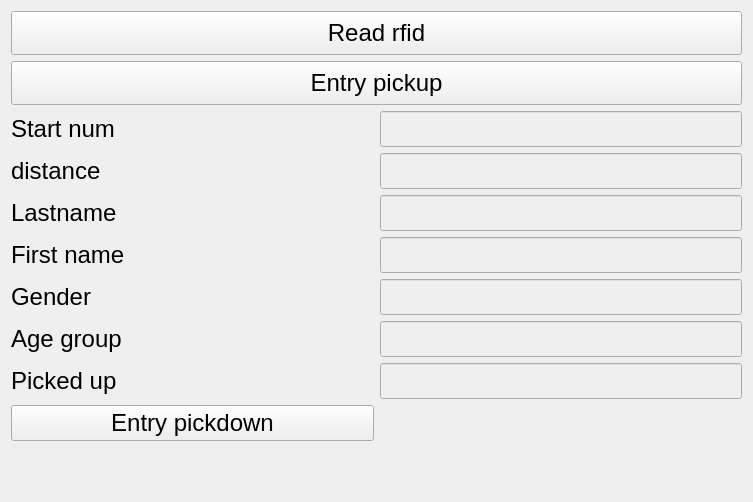
This is src/views/entrypickup/entrypickup.ui in stivehu/um3 as Qt 5 draws it before an edit. The edited form follows.
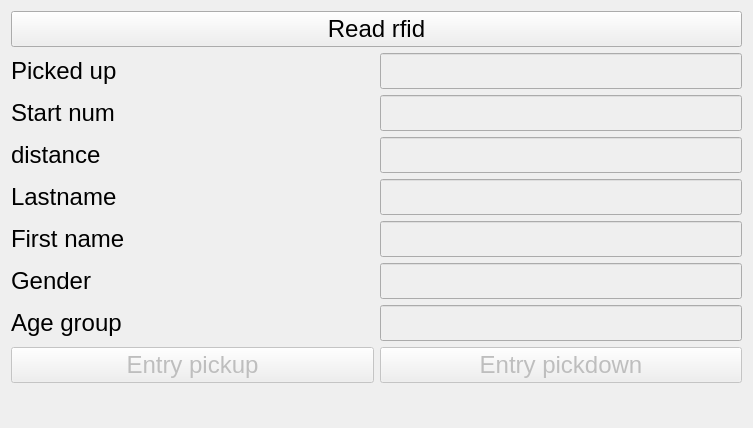
This is the edited form.

```diff
--- a/src/views/entrypickup/entrypickup.ui
+++ b/src/views/entrypickup/entrypickup.ui
@@ -10,7 +10,7 @@
     <x>0</x>
     <y>0</y>
     <width>753</width>
-    <height>502</height>
+    <height>426</height>
    </rect>
   </property>
   <property name="windowTitle">
@@ -38,31 +38,28 @@
      </property>
     </widget>
    </item>
-   <item>
-    <widget class="QPushButton" name="entryPickupPushButton">
-     <property name="sizePolicy">
-      <sizepolicy hsizetype="Expanding" vsizetype="Expanding">
-       <horstretch>0</horstretch>
-       <verstretch>0</verstretch>
-      </sizepolicy>
-     </property>
-     <property name="font">
-      <font>
-       <pointsize>18</pointsize>
-      </font>
-     </property>
-     <property name="text">
-      <string>Entry pickup</string>
-     </property>
-     <property name="shortcut">
-      <string>Ctrl+A</string>
-     </property>
-    </widget>
-   </item>
    <item>
     <layout class="QGridLayout" name="gridLayout">
-     <item row="1" column="1">
-      <widget class="QLineEdit" name="distanceLineEdit">
+     <item row="4" column="0">
+      <widget class="QLabel" name="lastnameLabel">
+       <property name="sizePolicy">
+        <sizepolicy hsizetype="Expanding" vsizetype="Expanding">
+         <horstretch>0</horstretch>
+         <verstretch>0</verstretch>
+        </sizepolicy>
+       </property>
+       <property name="font">
+        <font>
+         <pointsize>18</pointsize>
+        </font>
+       </property>
+       <property name="text">
+        <string>Lastname</string>
+       </property>
+      </widget>
+     </item>
+     <item row="8" column="1">
+      <widget class="QLineEdit" name="agegroupLineEdit">
        <property name="enabled">
         <bool>false</bool>
        </property>
@@ -82,7 +79,76 @@
        </property>
       </widget>
      </item>
-     <item row="6" column="0">
+     <item row="7" column="1">
+      <widget class="QLineEdit" name="genderLineEdit">
+       <property name="enabled">
+        <bool>false</bool>
+       </property>
+       <property name="sizePolicy">
+        <sizepolicy hsizetype="Expanding" vsizetype="Expanding">
+         <horstretch>0</horstretch>
+         <verstretch>0</verstretch>
+        </sizepolicy>
+       </property>
+       <property name="font">
+        <font>
+         <pointsize>18</pointsize>
+        </font>
+       </property>
+       <property name="styleSheet">
+        <string notr="true">color: rgb(0, 0, 0);</string>
+       </property>
+      </widget>
+     </item>
+     <item row="11" column="0">
+      <widget class="QPushButton" name="entryPickupPushButton">
+       <property name="enabled">
+        <bool>false</bool>
+       </property>
+       <property name="sizePolicy">
+        <sizepolicy hsizetype="Expanding" vsizetype="Expanding">
+         <horstretch>0</horstretch>
+         <verstretch>0</verstretch>
+        </sizepolicy>
+       </property>
+       <property name="font">
+        <font>
+         <pointsize>18</pointsize>
+        </font>
+       </property>
+       <property name="text">
+        <string>Entry pickup</string>
+       </property>
+       <property name="shortcut">
+        <string>Ctrl+A</string>
+       </property>
+      </widget>
+     </item>
+     <item row="11" column="1">
+      <widget class="QPushButton" name="entryPickdownPushButton">
+       <property name="enabled">
+        <bool>false</bool>
+       </property>
+       <property name="sizePolicy">
+        <sizepolicy hsizetype="Expanding" vsizetype="Expanding">
+         <horstretch>0</horstretch>
+         <verstretch>0</verstretch>
+        </sizepolicy>
+       </property>
+       <property name="font">
+        <font>
+         <pointsize>18</pointsize>
+        </font>
+       </property>
+       <property name="styleSheet">
+        <string notr="true"/>
+       </property>
+       <property name="text">
+        <string>Entry pickdown</string>
+       </property>
+      </widget>
+     </item>
+     <item row="8" column="0">
       <widget class="QLabel" name="agegroupLabel">
        <property name="sizePolicy">
         <sizepolicy hsizetype="Expanding" vsizetype="Expanding">
@@ -100,7 +166,7 @@
        </property>
       </widget>
      </item>
-     <item row="2" column="1">
+     <item row="4" column="1">
       <widget class="QLineEdit" name="lastnameLineEdit">
        <property name="enabled">
         <bool>false</bool>
@@ -122,6 +188,24 @@
       </widget>
      </item>
      <item row="3" column="0">
+      <widget class="QLabel" name="distanceLabel">
+       <property name="sizePolicy">
+        <sizepolicy hsizetype="Expanding" vsizetype="Expanding">
+         <horstretch>0</horstretch>
+         <verstretch>0</verstretch>
+        </sizepolicy>
+       </property>
+       <property name="font">
+        <font>
+         <pointsize>18</pointsize>
+        </font>
+       </property>
+       <property name="text">
+        <string>distance</string>
+       </property>
+      </widget>
+     </item>
+     <item row="5" column="0">
       <widget class="QLabel" name="firstnameLabel">
        <property name="sizePolicy">
         <sizepolicy hsizetype="Expanding" vsizetype="Expanding">
@@ -139,25 +223,7 @@
        </property>
       </widget>
      </item>
-     <item row="2" column="0">
-      <widget class="QLabel" name="lastnameLabel">
-       <property name="sizePolicy">
-        <sizepolicy hsizetype="Expanding" vsizetype="Expanding">
-         <horstretch>0</horstretch>
-         <verstretch>0</verstretch>
-        </sizepolicy>
-       </property>
-       <property name="font">
-        <font>
-         <pointsize>18</pointsize>
-        </font>
-       </property>
-       <property name="text">
-        <string>Lastname</string>
-       </property>
-      </widget>
-     </item>
-     <item row="5" column="0">
+     <item row="7" column="0">
       <widget class="QLabel" name="genderLabel">
        <property name="sizePolicy">
         <sizepolicy hsizetype="Expanding" vsizetype="Expanding">
@@ -175,8 +241,8 @@
        </property>
       </widget>
      </item>
-     <item row="8" column="1">
-      <widget class="QLineEdit" name="pickedupLineEdit">
+     <item row="5" column="1">
+      <widget class="QLineEdit" name="firstnameLineEdit">
        <property name="enabled">
         <bool>false</bool>
        </property>
@@ -196,8 +262,8 @@
        </property>
       </widget>
      </item>
-     <item row="0" column="1">
-      <widget class="QLineEdit" name="startnumLineEdit">
+     <item row="3" column="1">
+      <widget class="QLineEdit" name="distanceLineEdit">
        <property name="enabled">
         <bool>false</bool>
        </property>
@@ -218,24 +284,6 @@
       </widget>
      </item>
      <item row="1" column="0">
-      <widget class="QLabel" name="distanceLabel">
-       <property name="sizePolicy">
-        <sizepolicy hsizetype="Expanding" vsizetype="Expanding">
-         <horstretch>0</horstretch>
-         <verstretch>0</verstretch>
-        </sizepolicy>
-       </property>
-       <property name="font">
-        <font>
-         <pointsize>18</pointsize>
-        </font>
-       </property>
-       <property name="text">
-        <string>distance</string>
-       </property>
-      </widget>
-     </item>
-     <item row="8" column="0">
       <widget class="QLabel" name="pickedupLabel">
        <property name="sizePolicy">
         <sizepolicy hsizetype="Expanding" vsizetype="Expanding">
@@ -253,28 +301,7 @@
        </property>
       </widget>
      </item>
-     <item row="3" column="1">
-      <widget class="QLineEdit" name="firstnameLineEdit">
-       <property name="enabled">
-        <bool>false</bool>
-       </property>
-       <property name="sizePolicy">
-        <sizepolicy hsizetype="Expanding" vsizetype="Expanding">
-         <horstretch>0</horstretch>
-         <verstretch>0</verstretch>
-        </sizepolicy>
-       </property>
-       <property name="font">
-        <font>
-         <pointsize>18</pointsize>
-        </font>
-       </property>
-       <property name="styleSheet">
-        <string notr="true">color: rgb(0, 0, 0);</string>
-       </property>
-      </widget>
-     </item>
-     <item row="0" column="0">
+     <item row="2" column="0">
       <widget class="QLabel" name="startNumLabel">
        <property name="sizePolicy">
         <sizepolicy hsizetype="Expanding" vsizetype="Expanding">
@@ -292,8 +319,8 @@
        </property>
       </widget>
      </item>
-     <item row="6" column="1">
-      <widget class="QLineEdit" name="agegroupLineEdit">
+     <item row="1" column="1">
+      <widget class="QLineEdit" name="pickedupLineEdit">
        <property name="enabled">
         <bool>false</bool>
        </property>
@@ -313,8 +340,8 @@
        </property>
       </widget>
      </item>
-     <item row="5" column="1">
-      <widget class="QLineEdit" name="genderLineEdit">
+     <item row="2" column="1">
+      <widget class="QLineEdit" name="startnumLineEdit">
        <property name="enabled">
         <bool>false</bool>
        </property>
@@ -334,27 +361,6 @@
        </property>
       </widget>
      </item>
-     <item row="9" column="0">
-      <widget class="QPushButton" name="entryPickdownPushButton">
-       <property name="sizePolicy">
-        <sizepolicy hsizetype="Expanding" vsizetype="Expanding">
-         <horstretch>0</horstretch>
-         <verstretch>0</verstretch>
-        </sizepolicy>
-       </property>
-       <property name="font">
-        <font>
-         <pointsize>18</pointsize>
-        </font>
-       </property>
-       <property name="styleSheet">
-        <string notr="true"/>
-       </property>
-       <property name="text">
-        <string>Entry pickdown</string>
-       </property>
-      </widget>
-     </item>
     </layout>
    </item>
    <item>
```
